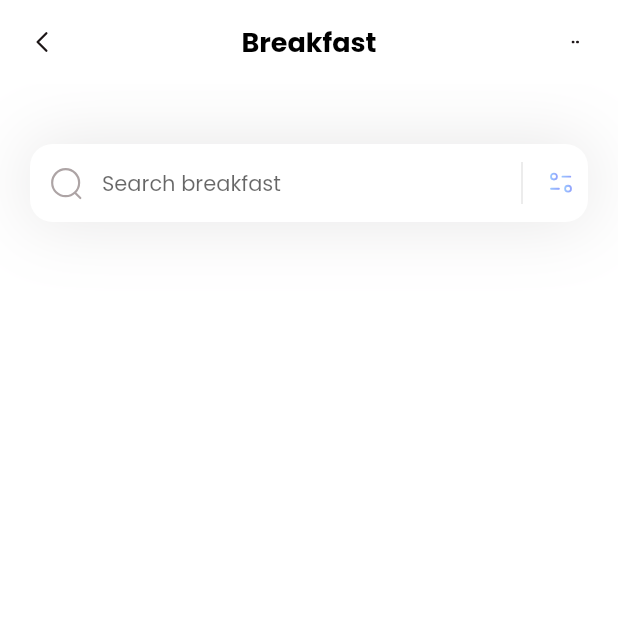
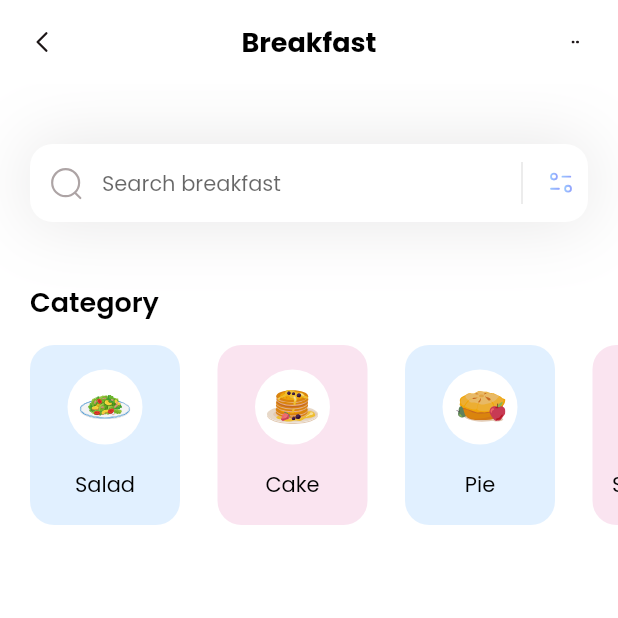
Before and after one commit to GosuCode/fitness_app, a Flutter app: the screen it shows after launch, on a phone screen of 412 x 824 dp, the top half of it. Run offline on Flutter 3.47's test engine with Material 2 defaults, Android fonts, the phone set to English and light mode, and no system bars; our stand-ins replace flutter_svg; missing offline and left inert: dart:ffi.

Commit message:
add categories

```diff
--- /dev/null
+++ b/lib/models/category_model.dart
@@ -0,0 +1,36 @@
+import 'package:flutter/material.dart';
+
+class CategoryModel {
+  String name;
+  String iconPath;
+  Color boxColor;
+
+  CategoryModel(
+      {required this.name, required this.iconPath, required this.boxColor});
+
+  static List<CategoryModel> getCategories() {
+    List<CategoryModel> categories = [];
+
+    categories.add(CategoryModel(
+        name: 'Salad',
+        iconPath: 'assets/icons/plate.svg',
+        boxColor: Color(0xff9DCEFF)));
+
+    categories.add(CategoryModel(
+        name: 'Cake',
+        iconPath: 'assets/icons/pancakes.svg',
+        boxColor: Color(0xffEEA4CE)));
+
+    categories.add(CategoryModel(
+        name: 'Pie',
+        iconPath: 'assets/icons/pie.svg',
+        boxColor: Color(0xff9DCEFF)));
+
+    categories.add(CategoryModel(
+        name: 'Smoothies',
+        iconPath: 'assets/icons/orange-snacks.svg',
+        boxColor: Color(0xffEEA4CE)));
+
+    return categories;
+  }
+}
--- a/lib/pages/home.dart
+++ b/lib/pages/home.dart
@@ -1,16 +1,98 @@
+import 'dart:ffi';
+
+import 'package:fitness/models/category_model.dart';
 import 'package:flutter/material.dart';
 import 'package:flutter_svg/flutter_svg.dart';
 
-class HomePage extends StatelessWidget {
-  const HomePage({super.key});
+class HomePage extends StatefulWidget {
+  HomePage({super.key});
+
+  @override
+  State<HomePage> createState() => _HomePageState();
+}
+
+class _HomePageState extends State<HomePage> {
+  List<CategoryModel> categories = [];
+
+  void _getCategories() {
+    categories = CategoryModel.getCategories();
+  }
 
   @override
   Widget build(BuildContext context) {
+    _getCategories();
     return Scaffold(
       appBar: appBar(),
       backgroundColor: Colors.white,
       body: Column(
-        children: [searchField()],
+        crossAxisAlignment: CrossAxisAlignment.start,
+        children: [
+          searchField(),
+          const SizedBox(
+            height: 40, //vertical distance between search and category
+          ),
+          Column(
+            crossAxisAlignment:
+                CrossAxisAlignment.start, //category position at start
+            children: [
+              const Padding(
+                padding: EdgeInsets.only(left: 20),
+                child: Text(
+                  'Category',
+                  style: TextStyle(
+                      color: Colors.black,
+                      fontSize: 18,
+                      fontWeight: FontWeight.w600),
+                ),
+              ),
+              const SizedBox(
+                height: 15,
+              ),
+              Container(
+                height: 120,
+                child: ListView.separated(
+                  itemCount: categories.length,
+                  scrollDirection: Axis.horizontal,
+                  padding: const EdgeInsets.only(left: 20, right: 20),
+                  separatorBuilder: (context, index) => const SizedBox(
+                    width: 25,
+                  ),
+                  itemBuilder: (context, index) {
+                    return Container(
+                      width: 100,
+                      decoration: BoxDecoration(
+                          color: categories[index].boxColor.withOpacity(0.3),
+                          borderRadius: BorderRadius.circular(16)),
+                      child: Column(
+                        mainAxisAlignment: MainAxisAlignment.spaceEvenly,
+                        children: [
+                          Container(
+                            width: 50,
+                            height: 50,
+                            decoration: const BoxDecoration(
+                                color: Colors.white, shape: BoxShape.circle),
+                            child: Padding(
+                              padding: const EdgeInsets.all(8.0),
+                              child:
+                                  SvgPicture.asset(categories[index].iconPath),
+                            ),
+                          ),
+                          Text(
+                            categories[index].name,
+                            style: const TextStyle(
+                                fontWeight: FontWeight.w400,
+                                color: Colors.black,
+                                fontSize: 14),
+                          )
+                        ],
+                      ),
+                    );
+                  },
+                ),
+              )
+            ],
+          )
+        ],
       ),
     );
   }
@@ -30,7 +112,7 @@ class HomePage extends StatelessWidget {
             fillColor: Colors.white,
             contentPadding: EdgeInsets.all(15),
             hintText: "Search breakfast",
-            hintStyle: TextStyle(
+            hintStyle: const TextStyle(
               fontSize: 14,
             ),
             prefixIcon: Padding(
@@ -43,7 +125,7 @@ class HomePage extends StatelessWidget {
                 child: Row(
                   mainAxisAlignment: MainAxisAlignment.end,
                   children: [
-                    VerticalDivider(
+                    const VerticalDivider(
                       color: Colors.black,
                       indent: 10,
                       endIndent: 10,
```
